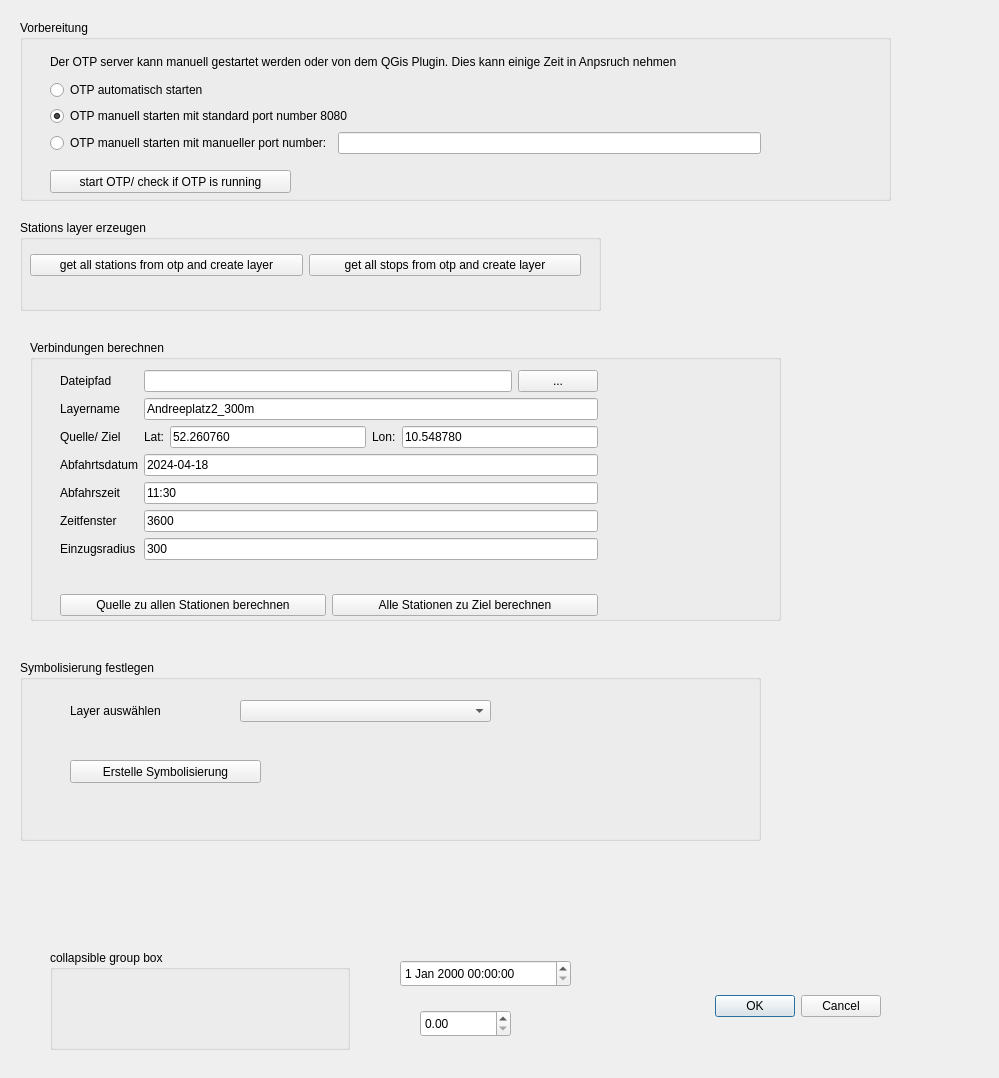
This is public_transit_analysis_dialog_base.ui in ThanDerJoren/transitReachabilityAnalyser as Qt 5 draws it before an edit. The edited form follows.
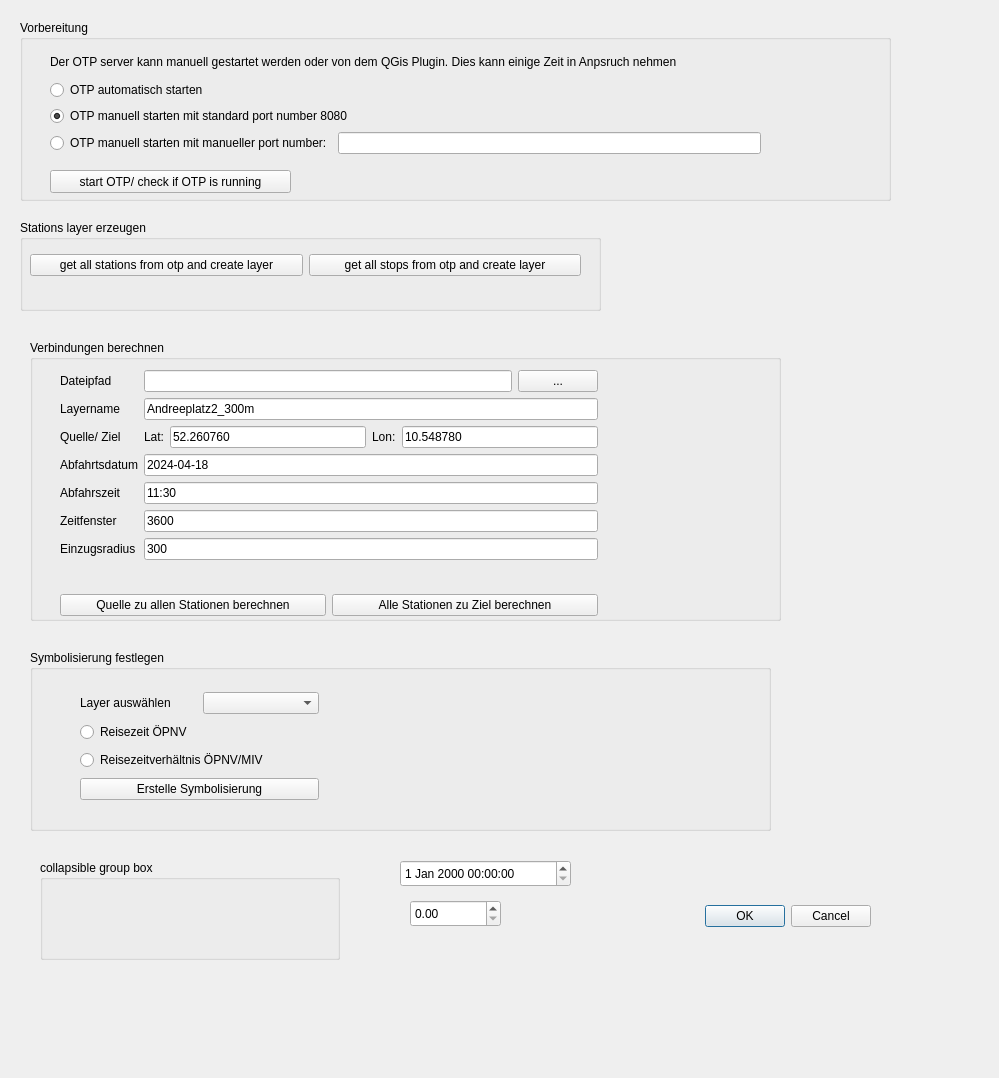
This is the edited form. Custom widgets are drawn as their Qt base class.

Commit message: new class request new methods for the default symbology

What changed in the file:
```diff
--- a/public_transit_analysis_dialog_base.ui
+++ b/public_transit_analysis_dialog_base.ui
@@ -16,8 +16,8 @@
   <widget class="QDialogButtonBox" name="button_box">
    <property name="geometry">
     <rect>
-     <x>540</x>
-     <y>990</y>
+     <x>530</x>
+     <y>900</y>
      <width>341</width>
      <height>32</height>
     </rect>
@@ -335,7 +335,7 @@
    <property name="geometry">
     <rect>
      <x>400</x>
-     <y>960</y>
+     <y>860</y>
      <width>171</width>
      <height>27</height>
     </rect>
@@ -344,8 +344,8 @@
   <widget class="QgsCollapsibleGroupBox" name="mGroupBox">
    <property name="geometry">
     <rect>
-     <x>50</x>
-     <y>950</y>
+     <x>40</x>
+     <y>860</y>
      <width>300</width>
      <height>100</height>
     </rect>
@@ -357,8 +357,8 @@
   <widget class="QgsDoubleSpinBox" name="mQgsDoubleSpinBox">
    <property name="geometry">
     <rect>
-     <x>420</x>
-     <y>1010</y>
+     <x>410</x>
+     <y>900</y>
      <width>91</width>
      <height>27</height>
     </rect>
@@ -367,8 +367,8 @@
   <widget class="QGroupBox" name="groupBox_4">
    <property name="geometry">
     <rect>
-     <x>20</x>
-     <y>660</y>
+     <x>30</x>
+     <y>650</y>
      <width>741</width>
      <height>181</height>
     </rect>
@@ -376,41 +376,52 @@
    <property name="title">
     <string>Symbolisierung festlegen</string>
    </property>
-   <widget class="QLabel" name="label_11">
+   <widget class="QWidget" name="">
     <property name="geometry">
      <rect>
       <x>50</x>
       <y>40</y>
-      <width>141</width>
-      <height>21</height>
+      <width>239</width>
+      <height>114</height>
      </rect>
     </property>
-    <property name="text">
-     <string>Layer auswählen</string>
-    </property>
-   </widget>
-   <widget class="QComboBox" name="cb_layer_symbology">
-    <property name="geometry">
-     <rect>
-      <x>220</x>
-      <y>40</y>
-      <width>251</width>
-      <height>22</height>
-     </rect>
-    </property>
-   </widget>
-   <widget class="QPushButton" name="pb_set_symbology">
-    <property name="geometry">
-     <rect>
-      <x>50</x>
-      <y>100</y>
-      <width>191</width>
-      <height>23</height>
-     </rect>
-    </property>
-    <property name="text">
-     <string>Erstelle Symbolisierung</string>
-    </property>
+    <layout class="QVBoxLayout" name="verticalLayout_3">
+     <item>
+      <layout class="QHBoxLayout" name="horizontalLayout_6">
+       <item>
+        <widget class="QLabel" name="label_11">
+         <property name="text">
+          <string>Layer auswählen</string>
+         </property>
+        </widget>
+       </item>
+       <item>
+        <widget class="QComboBox" name="cb_layer_symbology"/>
+       </item>
+      </layout>
+     </item>
+     <item>
+      <widget class="QRadioButton" name="rb_travel_time_transit">
+       <property name="text">
+        <string>Reisezeit ÖPNV</string>
+       </property>
+      </widget>
+     </item>
+     <item>
+      <widget class="QRadioButton" name="rb_travel_time_ratio_transit_to_car">
+       <property name="text">
+        <string>Reisezeitverhältnis ÖPNV/MIV</string>
+       </property>
+      </widget>
+     </item>
+     <item>
+      <widget class="QPushButton" name="pb_set_symbology">
+       <property name="text">
+        <string>Erstelle Symbolisierung</string>
+       </property>
+      </widget>
+     </item>
+    </layout>
    </widget>
   </widget>
  </widget>
```
The commit also changes 2 other files.
